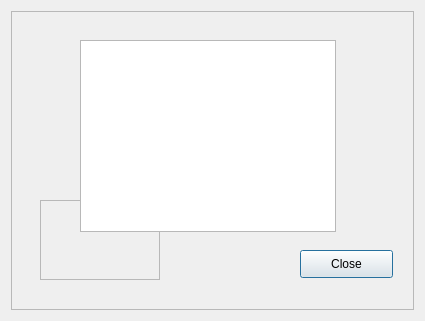
Qt form first/popup.ui (Devikarb/TIME4CLASS) before a commit.
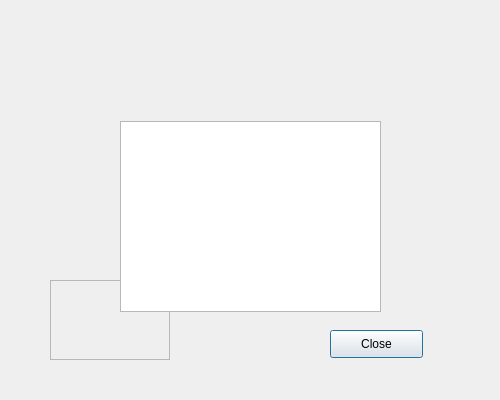
The same form after that commit. Icons and pictures are not drawn.

Commit message: todo_popup_updated

Patch:
```diff
--- a/first/popup.ui
+++ b/first/popup.ui
@@ -6,55 +6,52 @@
    <rect>
     <x>0</x>
     <y>0</y>
-    <width>425</width>
-    <height>321</height>
+    <width>500</width>
+    <height>400</height>
    </rect>
   </property>
   <property name="minimumSize">
    <size>
-    <width>425</width>
-    <height>321</height>
+    <width>500</width>
+    <height>400</height>
    </size>
   </property>
   <property name="maximumSize">
    <size>
-    <width>425</width>
-    <height>321</height>
+    <width>500</width>
+    <height>400</height>
    </size>
   </property>
   <property name="windowTitle">
    <string>Dialog</string>
   </property>
-  <layout class="QGridLayout" name="gridLayout">
-   <item row="0" column="0">
-    <widget class="QFrame" name="frame_2">
-     <property name="frameShape">
-      <enum>QFrame::StyledPanel</enum>
-     </property>
-     <property name="frameShadow">
-      <enum>QFrame::Raised</enum>
-     </property>
-    </widget>
-   </item>
-  </layout>
+  <property name="autoFillBackground">
+   <bool>true</bool>
+  </property>
+  <property name="styleSheet">
+   <string notr="true">background-image: url(:/resources/img/background2.png);</string>
+  </property>
   <widget class="QLabel" name="label">
    <property name="geometry">
     <rect>
-     <x>80</x>
-     <y>40</y>
-     <width>161</width>
-     <height>20</height>
+     <x>120</x>
+     <y>20</y>
+     <width>261</width>
+     <height>81</height>
     </rect>
    </property>
+   <property name="styleSheet">
+    <string notr="true">image: url(:/resources/img/image1.png);</string>
+   </property>
    <property name="text">
-    <string>TextLabel</string>
+    <string/>
    </property>
   </widget>
   <widget class="QPushButton" name="pushButton">
    <property name="geometry">
     <rect>
-     <x>300</x>
-     <y>250</y>
+     <x>330</x>
+     <y>330</y>
      <width>93</width>
      <height>28</height>
     </rect>
@@ -66,8 +63,8 @@
   <widget class="QFrame" name="frame">
    <property name="geometry">
     <rect>
-     <x>40</x>
-     <y>200</y>
+     <x>50</x>
+     <y>280</y>
      <width>120</width>
      <height>80</height>
     </rect>
@@ -82,10 +79,10 @@
   <widget class="QListView" name="listView">
    <property name="geometry">
     <rect>
-     <x>80</x>
-     <y>40</y>
-     <width>256</width>
-     <height>192</height>
+     <x>120</x>
+     <y>121</y>
+     <width>261</width>
+     <height>191</height>
     </rect>
    </property>
   </widget>
```
Left out of the diff: 5 changed lines with no effect on the pictures. The commit also changes 16 other files.
